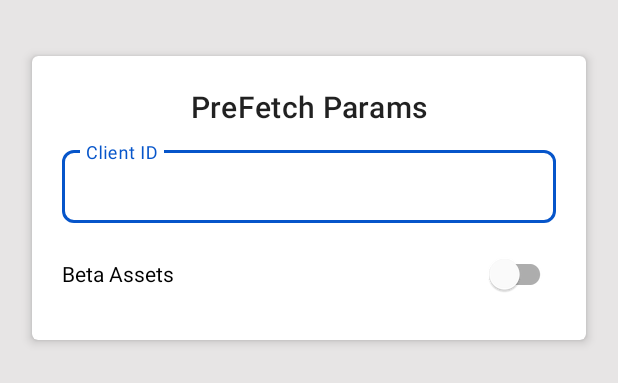
After one commit to harshgarg-juspay/TestIntegrationApp, an Android app: the layout activity_configure.xml on its own in the app's theme, with its tools: preview values and no code run, on a phone screen of 412 x 824 dp. The commit adds this screen. Shown: the top 383 px of the screen. Run offline under Robolectric (Android 15) with nearby library versions, the phone set to English and light mode, and no system bars.

Commit message:
added configurations for preFetch

```diff
--- /dev/null
+++ b/app/src/main/res/layout/activity_configure.xml
@@ -0,0 +1,84 @@
+<?xml version="1.0" encoding="utf-8"?>
+<androidx.appcompat.widget.LinearLayoutCompat
+    xmlns:android="http://schemas.android.com/apk/res/android"
+    xmlns:app="http://schemas.android.com/apk/res-auto"
+    xmlns:tools="http://schemas.android.com/tools"
+    android:layout_width="match_parent"
+    android:layout_height="match_parent"
+    tools:context=".SettingsActivity">
+
+    <ScrollView
+        android:layout_width="match_parent"
+        android:layout_height="match_parent">
+
+        <androidx.constraintlayout.widget.ConstraintLayout
+            android:layout_width="match_parent"
+            android:layout_height="wrap_content"
+            android:paddingTop="30dp"
+            android:paddingBottom="30dp">
+
+            <androidx.cardview.widget.CardView
+                android:id="@+id/merchantConfigCard"
+                android:layout_width="match_parent"
+                android:layout_height="wrap_content"
+                android:layout_marginStart="16dp"
+                android:layout_marginEnd="16dp"
+                app:cardCornerRadius="4dp"
+                app:cardElevation="4dp"
+                app:cardUseCompatPadding="true"
+                app:layout_constraintTop_toTopOf="parent"
+                app:layout_constraintEnd_toEndOf="parent"
+                app:layout_constraintStart_toStartOf="parent"
+                app:layout_constraintVertical_bias="0.0"
+                app:layout_constraintVertical_chainStyle="packed">
+
+                <LinearLayout
+                    android:layout_width="match_parent"
+                    android:layout_height="wrap_content"
+                    android:layout_margin="20dp"
+                    android:orientation="vertical"
+                    android:showDividers="middle">
+
+                    <TextView
+                        android:text="PreFetch Params"
+                        style="@style/TextAppearance.MaterialComponents.Headline6"
+                        android:gravity="center"
+                        android:layout_width="match_parent"
+                        android:layout_height="wrap_content" />
+
+                    <com.google.android.material.textfield.TextInputLayout
+                        android:layout_width="match_parent"
+                        android:layout_height="wrap_content"
+                        android:layout_marginTop="10dp"
+                        app:boxCornerRadiusTopStart="8dp"
+                        app:boxCornerRadiusTopEnd="8dp"
+                        app:boxCornerRadiusBottomStart="8dp"
+                        app:boxCornerRadiusBottomEnd="8dp"
+                        style="@style/Widget.MaterialComponents.TextInputLayout.OutlinedBox.Dense"
+                        android:hint="@string/client_id">
+
+
+                        <EditText
+                            android:id="@+id/clientId"
+                            android:inputType="text"
+                            android:layout_width="match_parent"
+                            android:layout_height="wrap_content"/>
+
+                    </com.google.android.material.textfield.TextInputLayout>
+
+                    <com.google.android.material.switchmaterial.SwitchMaterial
+                        android:id="@+id/betaAssets"
+                        android:layout_marginTop="10dp"
+                        android:text="@string/beta_assets"
+                        android:layout_width="match_parent"
+                        android:layout_height="wrap_content" />
+
+                </LinearLayout>
+
+            </androidx.cardview.widget.CardView>
+
+        </androidx.constraintlayout.widget.ConstraintLayout>
+
+    </ScrollView>
+
+</androidx.appcompat.widget.LinearLayoutCompat>
```
Also changed, not shown: app/src/main/AndroidManifest.xml (+14 -9 lines), app/src/main/java/in/juspay/testIntegrationApp/ConfigureActivity.java (added, +68 -0 lines), app/src/main/java/in/juspay/testIntegrationApp/MainActivity.java (+38 -4 lines), app/src/main/java/in/juspay/testIntegrationApp/Payload.java (+7 -0 lines).
